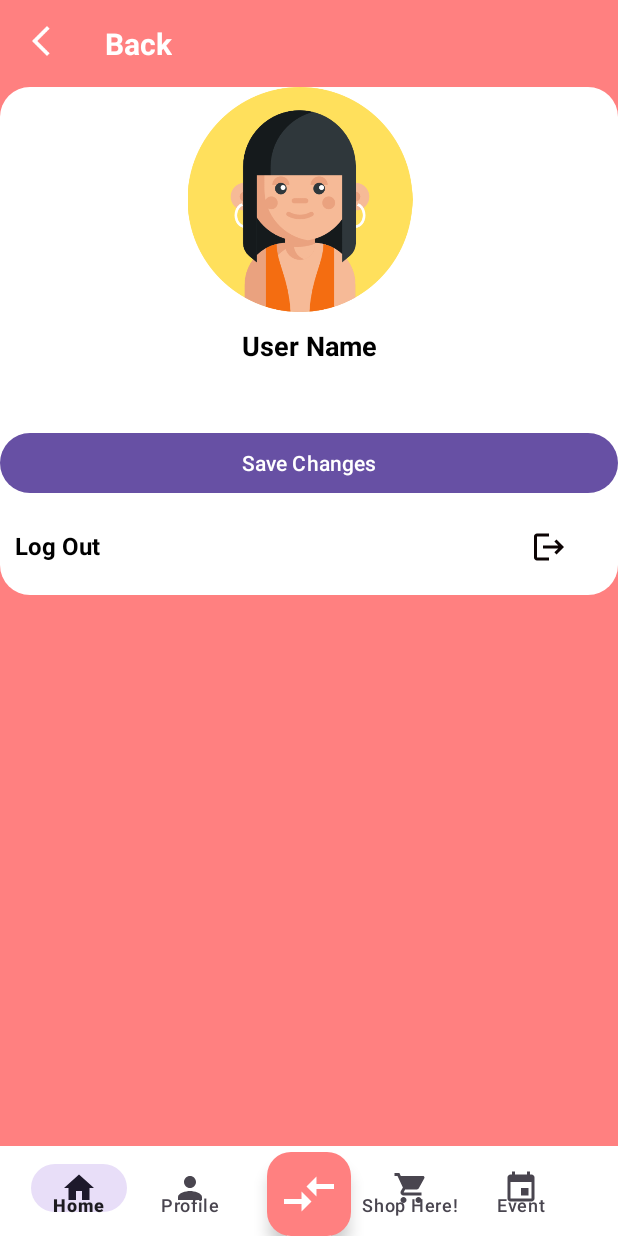
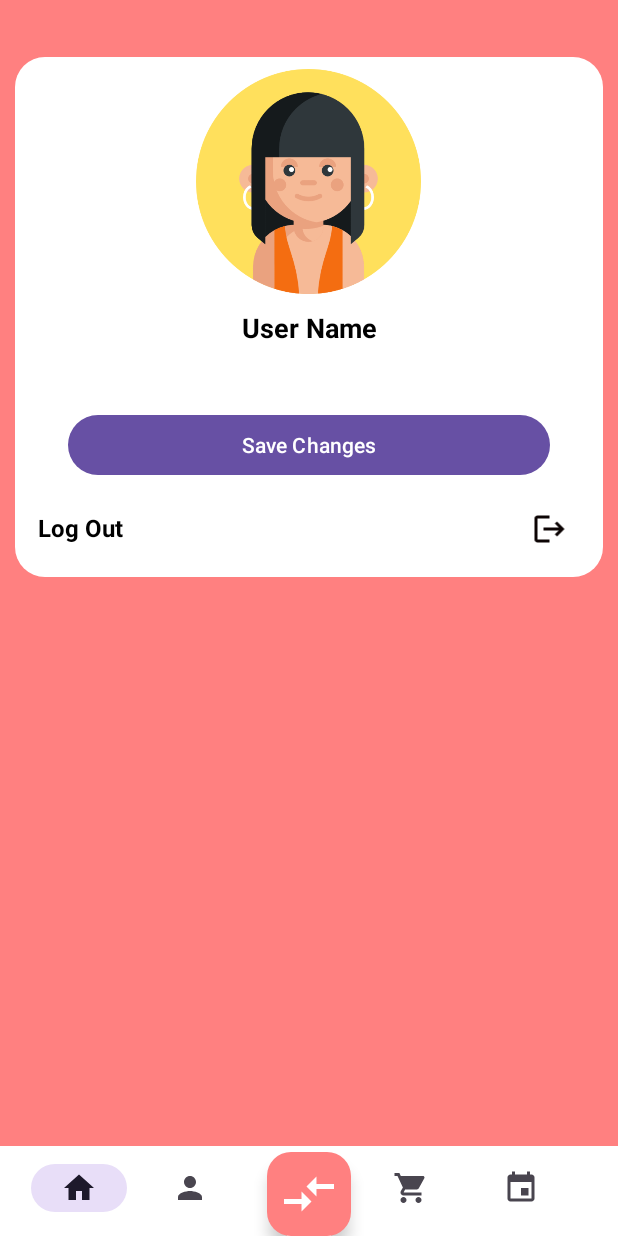
Before and after one commit to Tavishi-Sharma/Jaipur_Travel_Guide, an Android app: the fragment ProfileFragment placed in its activity, on a phone screen of 412 x 824 dp. Run offline under Robolectric (Android 15) with nearby library versions, the phone set to English and light mode, and no system bars; our stand-ins replace Firebase (no records; nobody signed in at launch, a user with empty details on screens opened directly); Roboto replaces fonts that are not available here.

Commit message:
Minor Layout Changes

```diff
--- a/app/src/main/java/com/example/jaipur_travel_guide/Activities/LoginActivity.java
+++ b/app/src/main/java/com/example/jaipur_travel_guide/Activities/LoginActivity.java
@@ -44,7 +44,7 @@ public class LoginActivity extends AppCompatActivity {
         reg.setOnClickListener(new View.OnClickListener() {
             @Override
             public void onClick(View view) {
-                startActivity(new Intent(LoginActivity.this,MainPage.class));
+                startActivity(new Intent(LoginActivity.this,RegistrationActivity.class));
             }
         });
         usernameTxt=findViewById(R.id.userlogin);
--- a/app/src/main/java/com/example/jaipur_travel_guide/Activities/MainActivity.java
+++ b/app/src/main/java/com/example/jaipur_travel_guide/Activities/MainActivity.java
@@ -33,7 +33,7 @@ public class MainActivity extends AppCompatActivity {
                 if (ContextCompat.checkSelfPermission(MainActivity.this,
                         Manifest.permission.ACCESS_FINE_LOCATION) == PackageManager.PERMISSION_GRANTED) {
                     // Permission is already granted, start the DetailActivity
-                    startActivity(new Intent(MainActivity.this,DetailActivity.class));
+                    startActivity(new Intent(MainActivity.this,RegistrationActivity.class));
                 } else {
                     // Permission is not granted, request the permission
                     ActivityCompat.requestPermissions(MainActivity.this,
--- a/app/src/main/java/com/example/jaipur_travel_guide/Activities/SplashScreenActivity.java
+++ b/app/src/main/java/com/example/jaipur_travel_guide/Activities/SplashScreenActivity.java
@@ -18,7 +18,7 @@ public class SplashScreenActivity extends AppCompatActivity {
         new Handler().postDelayed(new Runnable() {
             @Override
             public void run() {
-                startActivity(new Intent(SplashScreenActivity.this, LoginActivity.class));
+                startActivity(new Intent(SplashScreenActivity.this, MainPage.class));
                 finish();
             }
         }, 5000);
--- a/app/src/main/res/layout/activity_login.xml
+++ b/app/src/main/res/layout/activity_login.xml
@@ -87,6 +87,7 @@
             <ProgressBar
                 android:layout_width="wrap_content"
                 android:layout_height="wrap_content"
+                android:layout_gravity="center_horizontal"
                 android:id="@+id/progressBar"
                 android:visibility="gone"/>
 
--- a/app/src/main/res/layout/activity_main_page.xml
+++ b/app/src/main/res/layout/activity_main_page.xml
@@ -15,6 +15,7 @@
         android:id="@+id/navigationview"
         app:headerLayout="@layout/header"
         app:menu="@menu/side_drawer_menu"
+        android:visibility="gone"
         android:layout_gravity="start"/>
 
     <ScrollView
--- a/app/src/main/res/layout/fragment_profile.xml
+++ b/app/src/main/res/layout/fragment_profile.xml
@@ -13,76 +13,54 @@
 
         <LinearLayout
             android:layout_width="match_parent"
-            android:layout_height="wrap_content"
+            android:layout_height="match_parent"
             android:layout_weight="1"
+            android:layout_marginTop="38dp"
             android:orientation="vertical">
 
-            <LinearLayout
-                android:layout_width="wrap_content"
-                android:layout_height="wrap_content"
-                android:orientation="horizontal">
-
-                <ImageView
-                    android:id="@+id/imageView13"
-                    android:layout_width="wrap_content"
-                    android:layout_height="wrap_content"
-                    android:layout_margin="15dp"
-                    android:layout_weight="1"
-                    android:src="@drawable/baseline_arrow_back_ios_new_24"
-                     />
-
-                <TextView
-                    android:id="@+id/textView12"
-                    android:layout_width="wrap_content"
-                    android:layout_height="wrap_content"
-                    android:layout_margin="15dp"
-                    android:layout_weight="1"
-                    android:text="Back"
-                    android:textAlignment="center"
-                    android:textColor="@color/white"
-                    android:textSize="20sp"
-                    android:textStyle="bold" />
-
-            </LinearLayout>
 
             <LinearLayout
                 android:layout_width="match_parent"
                 android:layout_height="match_parent"
+                android:layout_marginHorizontal="10dp"
                 android:background="@drawable/profile_bg"
+                android:gravity="center_horizontal"
                 android:orientation="vertical">
 
                 <ImageView
                     android:id="@+id/imageView14"
-                    android:layout_width="200dp"
+                    android:layout_width="150dp"
                     android:layout_height="150dp"
+                    android:layout_marginTop="8dp"
                     android:layout_marginStart="100dp"
                     android:layout_marginEnd="100dp"
                     android:src="@drawable/profileicon"
                     />
+
 
                 <EditText
                     android:id="@+id/usernameTxt"
                     android:layout_width="match_parent"
                     android:layout_height="wrap_content"
                     android:layout_marginTop="10dp"
+                    android:background="@color/white"
+
+                    android:clickable="true"
+                    android:editable="true"
+                    android:focusable="true"
+                    android:focusableInTouchMode="true"
+                    android:inputType="text"
                     android:text="User Name"
                     android:textAlignment="center"
+                    android:textColor="@color/black"
                     android:textSize="18sp"
-                    android:textStyle="bold"
-                    android:textColor="@color/black"
-                    android:background="@color/white"
-                    android:clickable="true"
-                    android:focusable="true"
-                    android:editable="true"
-                    android:focusableInTouchMode="true"
-                    android:inputType="text"
-                    />
+                    android:textStyle="bold" />
 
                 <TextView
                     android:id="@+id/emailTxt"
                     android:layout_width="match_parent"
                     android:layout_height="wrap_content"
-                    android:layout_marginLeft="10dp"
+                    android:layout_marginHorizontal="15dp"
                     android:layout_marginTop="10dp"
                     android:layout_marginBottom="10dp"
                     android:text="email id"
@@ -90,12 +68,11 @@
                     android:textSize="16sp"
                     android:textStyle="normal|italic" />
 
-
-
                 <Button
                     android:id="@+id/savebutton"
                     android:layout_width="match_parent"
                     android:layout_height="wrap_content"
+                    android:layout_marginHorizontal="35dp"
                     android:text="Save Changes" />
 
                 <LinearLayout
@@ -109,7 +86,7 @@
                         android:id="@+id/textView15"
                         android:layout_width="300dp"
                         android:layout_height="wrap_content"
-                        android:layout_marginLeft="10dp"
+                        android:layout_marginHorizontal="15dp"
                         android:text="Log Out"
                         android:textColor="@color/black"
                         android:textSize="16sp"
@@ -119,7 +96,7 @@
                         android:id="@+id/logoutbtn"
                         android:layout_width="wrap_content"
                         android:layout_height="wrap_content"
-                        android:layout_marginLeft="10dp"
+                        android:layout_marginRight="10dp"
                         android:layout_weight="1"
                         android:src="@drawable/baseline_logout_24"
                         />
--- a/app/src/main/res/menu/bottom_menu.xml
+++ b/app/src/main/res/menu/bottom_menu.xml
@@ -1,18 +1,18 @@
 <?xml version="1.0" encoding="utf-8"?>
 <menu xmlns:android="http://schemas.android.com/apk/res/android">
     <item android:id="@+id/home"
-        android:title="Home"
+        android:title=""
         android:icon="@drawable/baseline_home_24"/>
     <item android:id="@+id/profile"
-        android:title="Profile"
+        android:title=""
         android:icon="@drawable/baseline_person_24"/>
     <item android:id="@+id/fab"
         android:title=""
         android:enabled="false"/>
     <item android:id="@+id/shop"
-        android:title="Shop Here!"
+        android:title=""
         android:icon="@drawable/baseline_shopping_cart_24"/>
     <item android:id="@+id/seevent"
-        android:title="Event"
+        android:title=""
         android:icon="@drawable/baseline_event_24"/>
 </menu>
```
Also changed, not shown: app/src/main/res/layout/settings_activity.xml (deleted, +0 -9 lines), app/src/main/res/layout/viewholder_temple.xml (+10 -7 lines), app/src/main/res/xml/root_preferences.xml (+30 -0 lines).
